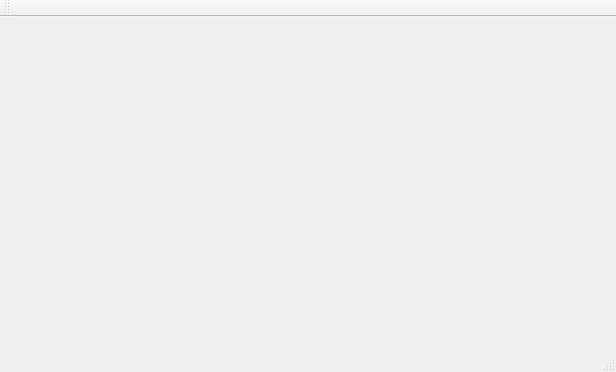
Jirachi/Nyuu, file mainwindow.ui: the form before one commit.
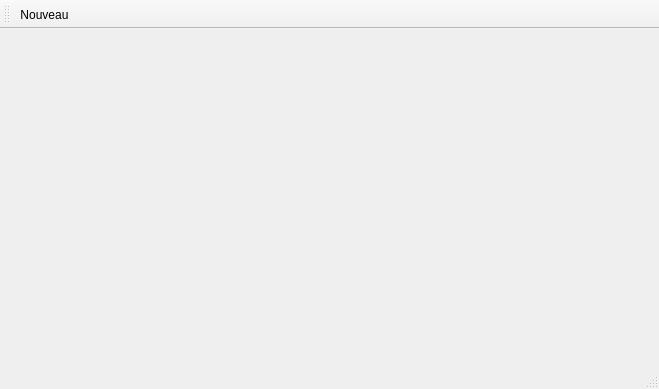
The form after the commit.

Commit message: Commit before sleep

```diff
--- a/mainwindow.ui
+++ b/mainwindow.ui
@@ -6,8 +6,8 @@
    <rect>
     <x>0</x>
     <y>0</y>
-    <width>616</width>
-    <height>372</height>
+    <width>659</width>
+    <height>389</height>
    </rect>
   </property>
   <property name="windowTitle">
@@ -24,15 +24,24 @@
     </rect>
    </property>
   </widget>
-  <widget class="QToolBar" name="mainToolBar">
+  <widget class="QStatusBar" name="statusBar"/>
+  <widget class="QToolBar" name="toolBar">
+   <property name="windowTitle">
+    <string>toolBar</string>
+   </property>
    <attribute name="toolBarArea">
     <enum>TopToolBarArea</enum>
    </attribute>
    <attribute name="toolBarBreak">
     <bool>false</bool>
    </attribute>
+   <addaction name="actionNouveau"/>
   </widget>
-  <widget class="QStatusBar" name="statusBar"/>
+  <action name="actionNouveau">
+   <property name="text">
+    <string>Nouveau</string>
+   </property>
+  </action>
  </widget>
  <layoutdefault spacing="6" margin="11"/>
  <resources/>
```
Left out of the diff: 2 changed lines with no effect on the pictures. The commit also changes 1 other file.
